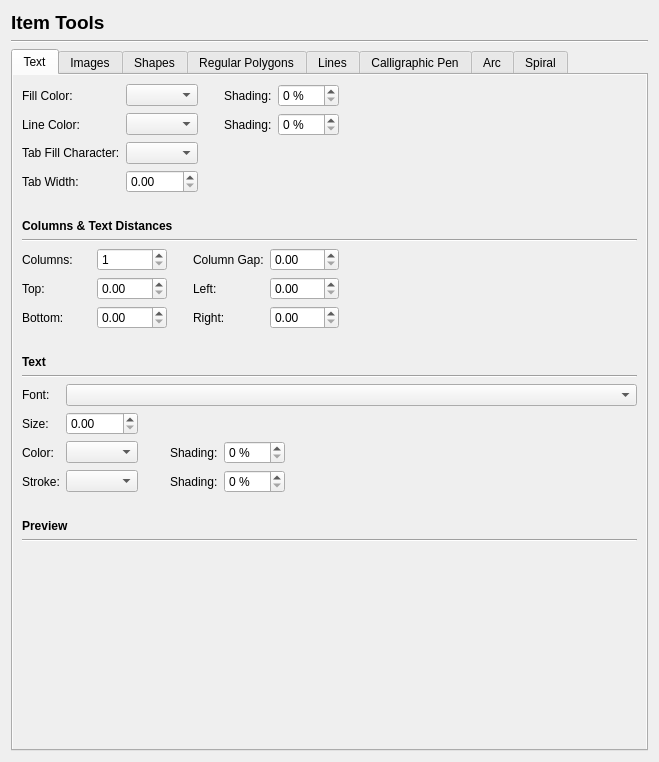
scribusproject/scribus, file scribus/ui/prefs_itemtoolsbase.ui: the form before one commit.
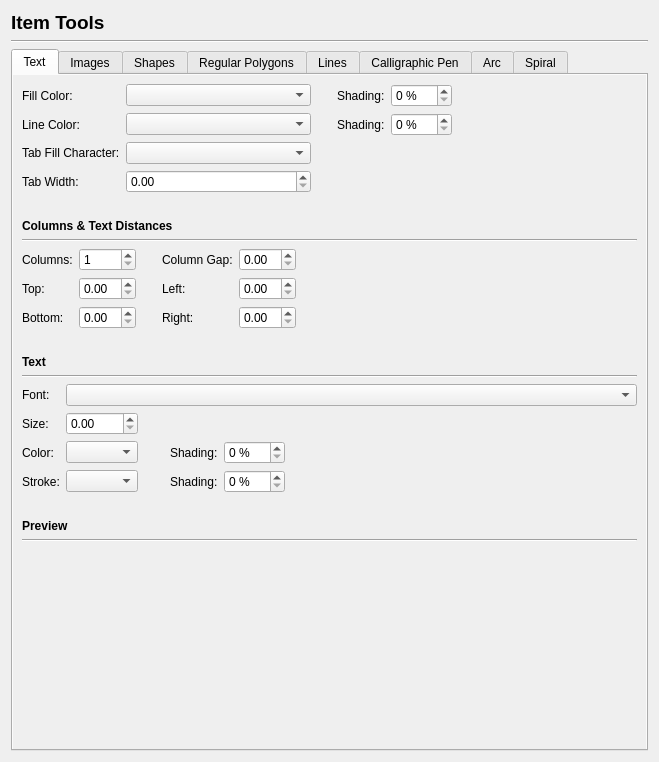
The form after the commit. Custom widgets are drawn as their Qt base class.

Commit message: #15978: Item Tools color comboboxes does not have enough width for strings

What changed in the file:
```diff
--- a/scribus/ui/prefs_itemtoolsbase.ui
+++ b/scribus/ui/prefs_itemtoolsbase.ui
@@ -88,7 +88,7 @@
            <rect>
             <x>0</x>
             <y>0</y>
-            <width>637</width>
+            <width>635</width>
             <height>680</height>
            </rect>
           </property>
@@ -127,19 +127,6 @@
              </property>
             </widget>
            </item>
-           <item row="0" column="2">
-            <spacer name="horizontalSpacer_13">
-             <property name="orientation">
-              <enum>Qt::Horizontal</enum>
-             </property>
-             <property name="sizeHint" stdset="0">
-              <size>
-               <width>40</width>
-               <height>20</height>
-              </size>
-             </property>
-            </spacer>
-           </item>
            <item row="16" column="0">
             <spacer name="verticalSpacer_10">
              <property name="orientation">
@@ -277,112 +264,6 @@
              </item>
             </layout>
            </item>
-           <item row="0" column="0" rowspan="3" colspan="2">
-            <layout class="QGridLayout" name="gridLayout_2">
-             <item row="0" column="0">
-              <widget class="QLabel" name="textFillColorLabel">
-               <property name="text">
-                <string>Fill Color:</string>
-               </property>
-              </widget>
-             </item>
-             <item row="0" column="4">
-              <widget class="QSpinBox" name="textFrameFillShadingSpinBox">
-               <property name="suffix">
-                <string> %</string>
-               </property>
-               <property name="maximum">
-                <number>100</number>
-               </property>
-              </widget>
-             </item>
-             <item row="1" column="4">
-              <widget class="QSpinBox" name="textFrameLineShadingSpinBox">
-               <property name="suffix">
-                <string> %</string>
-               </property>
-               <property name="maximum">
-                <number>100</number>
-               </property>
-              </widget>
-             </item>
-             <item row="0" column="1">
-              <widget class="ColorCombo" name="textFrameFillColorComboBox"/>
-             </item>
-             <item row="0" column="3">
-              <widget class="QLabel" name="textFillColorShadingLabel">
-               <property name="sizePolicy">
-                <sizepolicy hsizetype="Preferred" vsizetype="Preferred">
-                 <horstretch>0</horstretch>
-                 <verstretch>0</verstretch>
-                </sizepolicy>
-               </property>
-               <property name="text">
-                <string>Shading:</string>
-               </property>
-              </widget>
-             </item>
-             <item row="1" column="0">
-              <widget class="QLabel" name="textLineColorLabel">
-               <property name="text">
-                <string>Line Color:</string>
-               </property>
-              </widget>
-             </item>
-             <item row="3" column="0">
-              <widget class="QLabel" name="TabWidthLabel">
-               <property name="text">
-                <string>Tab Width:</string>
-               </property>
-              </widget>
-             </item>
-             <item row="2" column="0">
-              <widget class="QLabel" name="TabFillCharacterLabel">
-               <property name="text">
-                <string>Tab Fill Character:</string>
-               </property>
-              </widget>
-             </item>
-             <item row="2" column="1">
-              <widget class="QComboBox" name="textTabFillCharComboBox"/>
-             </item>
-             <item row="1" column="3">
-              <widget class="QLabel" name="textLineColorShadingLabel">
-               <property name="sizePolicy">
-                <sizepolicy hsizetype="Preferred" vsizetype="Preferred">
-                 <horstretch>0</horstretch>
-                 <verstretch>0</verstretch>
-                </sizepolicy>
-               </property>
-               <property name="text">
-                <string>Shading:</string>
-               </property>
-              </widget>
-             </item>
-             <item row="3" column="1">
-              <widget class="ScrSpinBox" name="textTabWidthSpinBox"/>
-             </item>
-             <item row="1" column="1">
-              <widget class="ColorCombo" name="textFrameLineColorComboBox"/>
-             </item>
-             <item row="0" column="2" rowspan="4">
-              <spacer name="horizontalSpacer_8">
-               <property name="orientation">
-                <enum>Qt::Horizontal</enum>
-               </property>
-               <property name="sizeType">
-                <enum>QSizePolicy::Fixed</enum>
-               </property>
-               <property name="sizeHint" stdset="0">
-                <size>
-                 <width>20</width>
-                 <height>20</height>
-                </size>
-               </property>
-              </spacer>
-             </item>
-            </layout>
-           </item>
            <item row="10" column="0" colspan="3">
             <layout class="QGridLayout" name="gridLayout_4">
              <item row="3" column="3">
@@ -573,6 +454,146 @@
              </property>
             </spacer>
            </item>
+           <item row="0" column="0" rowspan="3" colspan="3">
+            <layout class="QGridLayout" name="gridLayout_2">
+             <item row="1" column="0">
+              <widget class="QLabel" name="textLineColorLabel">
+               <property name="text">
+                <string>Line Color:</string>
+               </property>
+              </widget>
+             </item>
+             <item row="3" column="1">
+              <widget class="ScrSpinBox" name="textTabWidthSpinBox"/>
+             </item>
+             <item row="1" column="1">
+              <widget class="ColorCombo" name="textFrameLineColorComboBox">
+               <property name="sizePolicy">
+                <sizepolicy hsizetype="MinimumExpanding" vsizetype="Fixed">
+                 <horstretch>0</horstretch>
+                 <verstretch>0</verstretch>
+                </sizepolicy>
+               </property>
+              </widget>
+             </item>
+             <item row="2" column="0">
+              <widget class="QLabel" name="TabFillCharacterLabel">
+               <property name="text">
+                <string>Tab Fill Character:</string>
+               </property>
+              </widget>
+             </item>
+             <item row="1" column="4">
+              <widget class="QSpinBox" name="textFrameLineShadingSpinBox">
+               <property name="suffix">
+                <string> %</string>
+               </property>
+               <property name="maximum">
+                <number>100</number>
+               </property>
+              </widget>
+             </item>
+             <item row="0" column="3">
+              <widget class="QLabel" name="textFillColorShadingLabel">
+               <property name="sizePolicy">
+                <sizepolicy hsizetype="Preferred" vsizetype="Preferred">
+                 <horstretch>0</horstretch>
+                 <verstretch>0</verstretch>
+                </sizepolicy>
+               </property>
+               <property name="text">
+                <string>Shading:</string>
+               </property>
+              </widget>
+             </item>
+             <item row="0" column="1">
+              <widget class="ColorCombo" name="textFrameFillColorComboBox">
+               <property name="sizePolicy">
+                <sizepolicy hsizetype="MinimumExpanding" vsizetype="Fixed">
+                 <horstretch>0</horstretch>
+                 <verstretch>0</verstretch>
+                </sizepolicy>
+               </property>
+              </widget>
+             </item>
+             <item row="3" column="0">
+              <widget class="QLabel" name="TabWidthLabel">
+               <property name="text">
+                <string>Tab Width:</string>
+               </property>
+              </widget>
+             </item>
+             <item row="1" column="3">
+              <widget class="QLabel" name="textLineColorShadingLabel">
+               <property name="sizePolicy">
+                <sizepolicy hsizetype="Preferred" vsizetype="Preferred">
+                 <horstretch>0</horstretch>
+                 <verstretch>0</verstretch>
+                </sizepolicy>
+               </property>
+               <property name="text">
+                <string>Shading:</string>
+               </property>
+              </widget>
+             </item>
+             <item row="0" column="4">
+              <widget class="QSpinBox" name="textFrameFillShadingSpinBox">
+               <property name="suffix">
+                <string> %</string>
+               </property>
+               <property name="maximum">
+                <number>100</number>
+               </property>
+              </widget>
+             </item>
+             <item row="2" column="1">
+              <widget class="QComboBox" name="textTabFillCharComboBox">
+               <property name="sizePolicy">
+                <sizepolicy hsizetype="MinimumExpanding" vsizetype="Fixed">
+                 <horstretch>0</horstretch>
+                 <verstretch>0</verstretch>
+                </sizepolicy>
+               </property>
+              </widget>
+             </item>
+             <item row="0" column="0">
+              <widget class="QLabel" name="textFillColorLabel">
+               <property name="text">
+                <string>Fill Color:</string>
+               </property>
+              </widget>
+             </item>
+             <item row="0" column="5">
+              <spacer name="horizontalSpacer_13">
+               <property name="orientation">
+                <enum>Qt::Horizontal</enum>
+               </property>
+               <property name="sizeHint" stdset="0">
+                <size>
+                 <width>40</width>
+                 <height>20</height>
+                </size>
+               </property>
+              </spacer>
+             </item>
+             <item row="0" column="2" rowspan="4">
+              <spacer name="horizontalSpacer_8">
+               <property name="orientation">
+                <enum>Qt::Horizontal</enum>
+               </property>
+               <property name="sizeType">
+                <enum>QSizePolicy::Fixed</enum>
+               </property>
+               <property name="sizeHint" stdset="0">
+                <size>
+                 <width>20</width>
+                 <height>20</height>
+                </size>
+               </property>
+              </spacer>
+             </item>
+            </layout>
+           </item>
           </layout>
          </widget>
         </widget>
```
Left out of the diff: 670 changed lines with no effect on the pictures.
